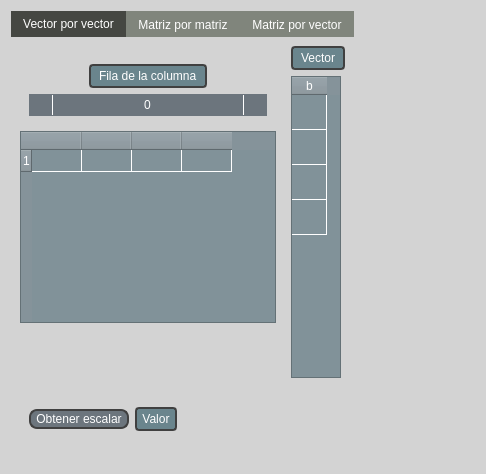
This is views/qt_files/vector_window.ui in Zombender0/Linear_algebra as Qt 5 draws it before an edit. The edited form follows.
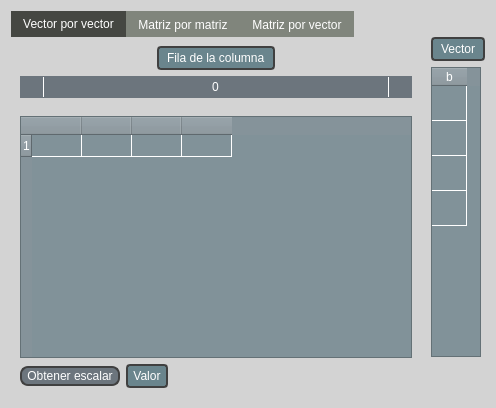
This is the edited form. The open tabs and pages were chosen to show the change. Icons and pictures are not drawn.

```diff
--- a/views/qt_files/vector_window.ui
+++ b/views/qt_files/vector_window.ui
@@ -6,8 +6,8 @@
    <rect>
     <x>0</x>
     <y>0</y>
-    <width>472</width>
-    <height>474</height>
+    <width>492</width>
+    <height>408</height>
    </rect>
   </property>
   <property name="windowTitle">
@@ -20,7 +20,7 @@
   <property name="styleSheet">
    <string notr="true">#main_widget{
 background-color: #d3d3d3;
-font: 700 9pt &quot;Calibri&quot;;
+font: 700 11pt &quot;Calibri&quot;;
 }
 QTabWidget:pane{
 background-color: #d3d3d3
@@ -71,7 +71,7 @@
 padding: 1px 5px;
 color: #fff;
 background-color: #6c757d;
-font: 700 9pt &quot;Calibri&quot;;
+font: 700 10pt &quot;Calibri&quot;;
 }
 
 QPushButton:hover{
@@ -86,7 +86,7 @@
     border:2px solid #404040;        
     border-radius: 4px;           
     padding: 2.5px 5px;            
-font: 700 9pt &quot;Calibri&quot;;
+font: 700 10pt &quot;Calibri&quot;;
 }
 
 QTableWidget{
@@ -120,13 +120,13 @@
    <item>
     <widget class="QTabWidget" name="vector_tab">
      <property name="currentIndex">
-      <number>2</number>
+      <number>0</number>
      </property>
      <widget class="QWidget" name="vector_x_vector_widget">
       <attribute name="title">
        <string>Vector por vector</string>
       </attribute>
-      <layout class="QVBoxLayout" name="verticalLayout_2" stretch="5,1">
+      <layout class="QVBoxLayout" name="verticalLayout_2" stretch="5">
        <property name="leftMargin">
         <number>0</number>
        </property>
@@ -142,12 +142,39 @@
        <item>
         <widget class="QWidget" name="vxv_options_widget" native="true">
          <layout class="QHBoxLayout" name="horizontalLayout">
+          <property name="spacing">
+           <number>10</number>
+          </property>
           <property name="leftMargin">
            <number>0</number>
           </property>
+          <property name="topMargin">
+           <number>0</number>
+          </property>
+          <property name="rightMargin">
+           <number>0</number>
+          </property>
+          <property name="bottomMargin">
+           <number>0</number>
+          </property>
           <item>
            <widget class="QWidget" name="vxv_matrix_vector_widget" native="true">
             <layout class="QVBoxLayout" name="verticalLayout_3" stretch="10,100">
+             <property name="spacing">
+              <number>0</number>
+             </property>
+             <property name="leftMargin">
+              <number>0</number>
+             </property>
+             <property name="topMargin">
+              <number>0</number>
+             </property>
+             <property name="rightMargin">
+              <number>0</number>
+             </property>
+             <property name="bottomMargin">
+              <number>0</number>
+             </property>
              <item>
               <widget class="QWidget" name="vxv_spinbox_widget" native="true">
                <layout class="QVBoxLayout" name="verticalLayout_4">
@@ -191,19 +218,7 @@
 }</string>
                </property>
                <layout class="QVBoxLayout" name="verticalLayout_5">
-                <property name="leftMargin">
-                 <number>0</number>
-                </property>
-                <property name="topMargin">
-                 <number>0</number>
-                </property>
-                <property name="rightMargin">
-                 <number>0</number>
-                </property>
-                <property name="bottomMargin">
-                 <number>0</number>
-                </property>
-                <item alignment="Qt::AlignmentFlag::AlignTop">
+                <item>
                  <widget class="QTableWidget" name="vxv_row_vector">
                   <property name="minimumSize">
                    <size>
@@ -272,15 +287,62 @@
                   </item>
                  </widget>
                 </item>
+                <item>
+                 <widget class="QWidget" name="vxv_solution_options" native="true">
+                  <layout class="QHBoxLayout" name="horizontalLayout_3" stretch="1,100">
+                   <property name="leftMargin">
+                    <number>0</number>
+                   </property>
+                   <property name="topMargin">
+                    <number>0</number>
+                   </property>
+                   <property name="rightMargin">
+                    <number>0</number>
+                   </property>
+                   <property name="bottomMargin">
+                    <number>0</number>
+                   </property>
+                   <item alignment="Qt::AlignmentFlag::AlignLeft">
+                    <widget class="QPushButton" name="vxv_solve_scalar_button">
+                     <property name="text">
+                      <string>Obtener escalar</string>
+                     </property>
+                    </widget>
+                   </item>
+                   <item alignment="Qt::AlignmentFlag::AlignLeft">
+                    <widget class="QLabel" name="vxv_scalar_label">
+                     <property name="sizePolicy">
+                      <sizepolicy hsizetype="Preferred" vsizetype="Preferred">
+                       <horstretch>0</horstretch>
+                       <verstretch>0</verstretch>
+                      </sizepolicy>
+                     </property>
+                     <property name="maximumSize">
+                      <size>
+                       <width>16777215</width>
+                       <height>24</height>
+                      </size>
+                     </property>
+                     <property name="text">
+                      <string>Valor</string>
+                     </property>
+                     <property name="alignment">
+                      <set>Qt::AlignmentFlag::AlignCenter</set>
+                     </property>
+                    </widget>
+                   </item>
+                  </layout>
+                 </widget>
+                </item>
                </layout>
               </widget>
              </item>
             </layout>
            </widget>
           </item>
-          <item>
+          <item alignment="Qt::AlignmentFlag::AlignRight">
            <widget class="QWidget" name="vxv_column_vector_widget" native="true">
-            <layout class="QVBoxLayout" name="verticalLayout_6">
+            <layout class="QVBoxLayout" name="verticalLayout_6" stretch="0,100,0">
              <property name="leftMargin">
               <number>0</number>
              </property>
@@ -293,8 +355,14 @@
              <property name="bottomMargin">
               <number>0</number>
              </property>
-             <item alignment="Qt::AlignmentFlag::AlignLeft">
+             <item alignment="Qt::AlignmentFlag::AlignTop">
               <widget class="QLabel" name="vxv_column_vector_label">
+               <property name="sizePolicy">
+                <sizepolicy hsizetype="Minimum" vsizetype="Minimum">
+                 <horstretch>0</horstretch>
+                 <verstretch>0</verstretch>
+                </sizepolicy>
+               </property>
                <property name="text">
                 <string>Vector</string>
                </property>
@@ -302,10 +370,22 @@
              </item>
              <item>
               <widget class="QTableWidget" name="vxv_column_vector">
+               <property name="sizePolicy">
+                <sizepolicy hsizetype="Expanding" vsizetype="Expanding">
+                 <horstretch>0</horstretch>
+                 <verstretch>0</verstretch>
+                </sizepolicy>
+               </property>
+               <property name="minimumSize">
+                <size>
+                 <width>50</width>
+                 <height>0</height>
+                </size>
+               </property>
                <property name="maximumSize">
                 <size>
                  <width>50</width>
-                 <height>16777215</height>
+                 <height>1000</height>
                 </size>
                </property>
                <attribute name="horizontalHeaderVisible">
@@ -362,63 +442,22 @@
                </column>
               </widget>
              </item>
-            </layout>
-           </widget>
-          </item>
-         </layout>
-        </widget>
-       </item>
-       <item>
-        <widget class="QWidget" name="vxv_solution_widget" native="true">
-         <layout class="QHBoxLayout" name="horizontalLayout_2" stretch="5,100">
-          <property name="topMargin">
-           <number>0</number>
-          </property>
-          <item>
-           <widget class="QWidget" name="vxv_solution_options" native="true">
-            <layout class="QHBoxLayout" name="horizontalLayout_3">
-             <property name="topMargin">
-              <number>0</number>
-             </property>
-             <item alignment="Qt::AlignmentFlag::AlignLeft">
-              <widget class="QPushButton" name="vxv_solve_scalar_button">
-               <property name="text">
-                <string>Obtener escalar</string>
+             <item>
+              <spacer name="verticalSpacer">
+               <property name="orientation">
+                <enum>Qt::Orientation::Vertical</enum>
                </property>
-              </widget>
-             </item>
-             <item alignment="Qt::AlignmentFlag::AlignLeft">
-              <widget class="QLabel" name="vxv_scalar_label">
-               <property name="maximumSize">
+               <property name="sizeHint" stdset="0">
                 <size>
-                 <width>16777215</width>
-                 <height>24</height>
+                 <width>20</width>
+                 <height>40</height>
                 </size>
                </property>
-               <property name="text">
-                <string>Valor</string>
-               </property>
-               <property name="alignment">
-                <set>Qt::AlignmentFlag::AlignCenter</set>
-               </property>
-              </widget>
+              </spacer>
              </item>
             </layout>
            </widget>
           </item>
-          <item>
-           <spacer name="vxv_horizontal_spacer">
-            <property name="orientation">
-             <enum>Qt::Orientation::Horizontal</enum>
-            </property>
-            <property name="sizeHint" stdset="0">
-             <size>
-              <width>40</width>
-              <height>20</height>
-             </size>
-            </property>
-           </spacer>
-          </item>
          </layout>
         </widget>
        </item>
@@ -621,7 +660,7 @@
               <widget class="QWidget" name="mmv_b_matrix_options_widget" native="true">
                <layout class="QHBoxLayout" name="horizontalLayout_9">
                 <property name="spacing">
-                 <number>0</number>
+                 <number>6</number>
                 </property>
                 <property name="leftMargin">
                  <number>0</number>
@@ -635,12 +674,12 @@
                 <property name="bottomMargin">
                  <number>0</number>
                 </property>
-                <item alignment="Qt::AlignmentFlag::AlignHCenter|Qt::AlignmentFlag::AlignTop">
+                <item alignment="Qt::AlignmentFlag::AlignLeft|Qt::AlignmentFlag::AlignVCenter">
                  <widget class="QLabel" name="mxm_b_matrix_label">
                   <property name="font">
                    <font>
                     <family>Calibri</family>
-                    <pointsize>9</pointsize>
+                    <pointsize>10</pointsize>
                     <italic>false</italic>
                     <bold>true</bold>
                    </font>
@@ -685,7 +724,7 @@
                     <widget class="QWidget" name="mxm_column_buttons_widget" native="true">
                      <layout class="QHBoxLayout" name="horizontalLayout_10">
                       <property name="spacing">
-                       <number>7</number>
+                       <number>10</number>
                       </property>
                       <property name="leftMargin">
                        <number>0</number>
@@ -763,7 +802,7 @@
                 <bool>true</bool>
                </attribute>
                <attribute name="verticalHeaderVisible">
-                <bool>false</bool>
+                <bool>true</bool>
                </attribute>
                <attribute name="verticalHeaderCascadingSectionResizes">
                 <bool>false</bool>
@@ -787,16 +826,6 @@
                  <string>Nueva fila</string>
                 </property>
                </row>
-               <row>
-                <property name="text">
-                 <string>Nueva fila</string>
-                </property>
-               </row>
-               <row>
-                <property name="text">
-                 <string>Nueva fila</string>
-                </property>
-               </row>
                <column>
                 <property name="text">
                  <string>b</string>
@@ -851,7 +880,7 @@
                <property name="font">
                 <font>
                  <family>Calibri</family>
-                 <pointsize>9</pointsize>
+                 <pointsize>10</pointsize>
                  <italic>false</italic>
                  <bold>true</bold>
                 </font>
@@ -879,7 +908,7 @@
       <attribute name="title">
        <string>Matriz por vector</string>
       </attribute>
-      <layout class="QVBoxLayout" name="verticalLayout_7" stretch="100,5">
+      <layout class="QVBoxLayout" name="verticalLayout_7" stretch="10,8">
        <item>
         <widget class="QWidget" name="mxv_options_widget" native="true">
          <layout class="QHBoxLayout" name="horizontalLayout_6" stretch="100,50">
@@ -889,9 +918,15 @@
           <property name="leftMargin">
            <number>0</number>
           </property>
+          <property name="topMargin">
+           <number>0</number>
+          </property>
           <property name="rightMargin">
            <number>0</number>
           </property>
+          <property name="bottomMargin">
+           <number>0</number>
+          </property>
           <item>
            <widget class="QWidget" name="mxv_matrix_vector_widget" native="true">
             <layout class="QVBoxLayout" name="verticalLayout_8" stretch="0,0">
@@ -1081,6 +1116,9 @@
                 </item>
                 <item>
                  <widget class="QLabel" name="mxv_column_vector_label">
+                  <property name="styleSheet">
+                   <string notr="true">text-align:center;</string>
+                  </property>
                   <property name="text">
                    <string>Vectores</string>
                   </property>
@@ -1171,9 +1209,18 @@
        <item>
         <widget class="QWidget" name="mxv_solution_widget" native="true">
          <layout class="QHBoxLayout" name="horizontalLayout_4">
+          <property name="leftMargin">
+           <number>0</number>
+          </property>
           <property name="topMargin">
            <number>0</number>
           </property>
+          <property name="rightMargin">
+           <number>0</number>
+          </property>
+          <property name="bottomMargin">
+           <number>0</number>
+          </property>
           <item>
            <widget class="QWidget" name="mxv_solution_button_widget" native="true">
             <layout class="QVBoxLayout" name="verticalLayout_12">
@@ -1189,13 +1236,16 @@
              <property name="bottomMargin">
               <number>0</number>
              </property>
-             <item alignment="Qt::AlignmentFlag::AlignHCenter">
+             <item alignment="Qt::AlignmentFlag::AlignLeft">
               <widget class="QPushButton" name="mxv_solution_button">
                <property name="text">
                 <string>Escalares</string>
                </property>
               </widget>
              </item>
+             <item>
+              <widget class="QTableWidget" name="tableWidget"/>
+             </item>
             </layout>
            </widget>
           </item>
```
